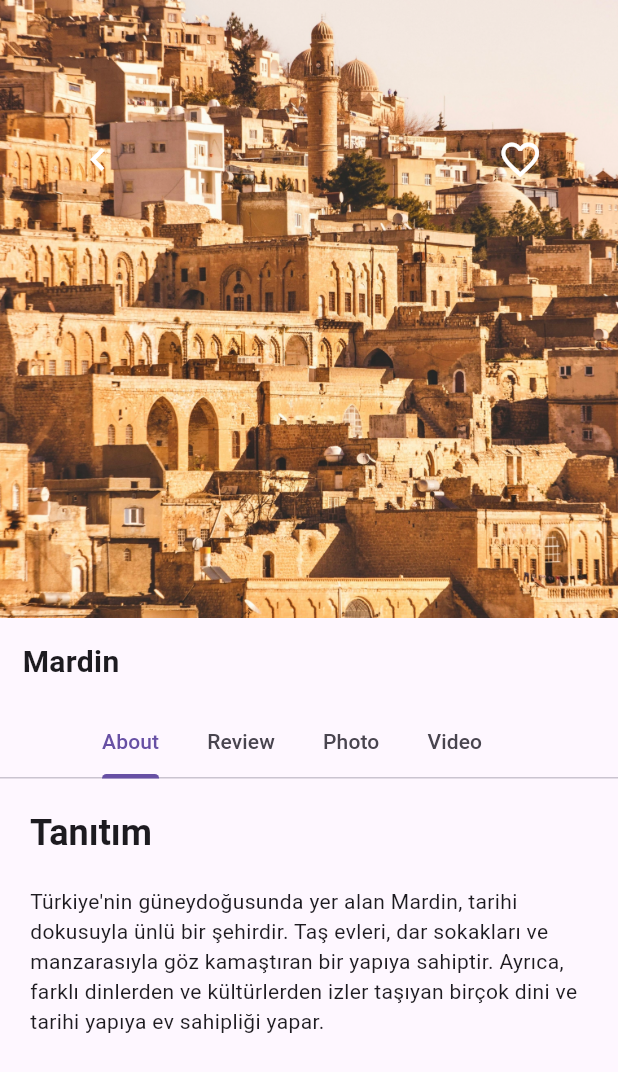
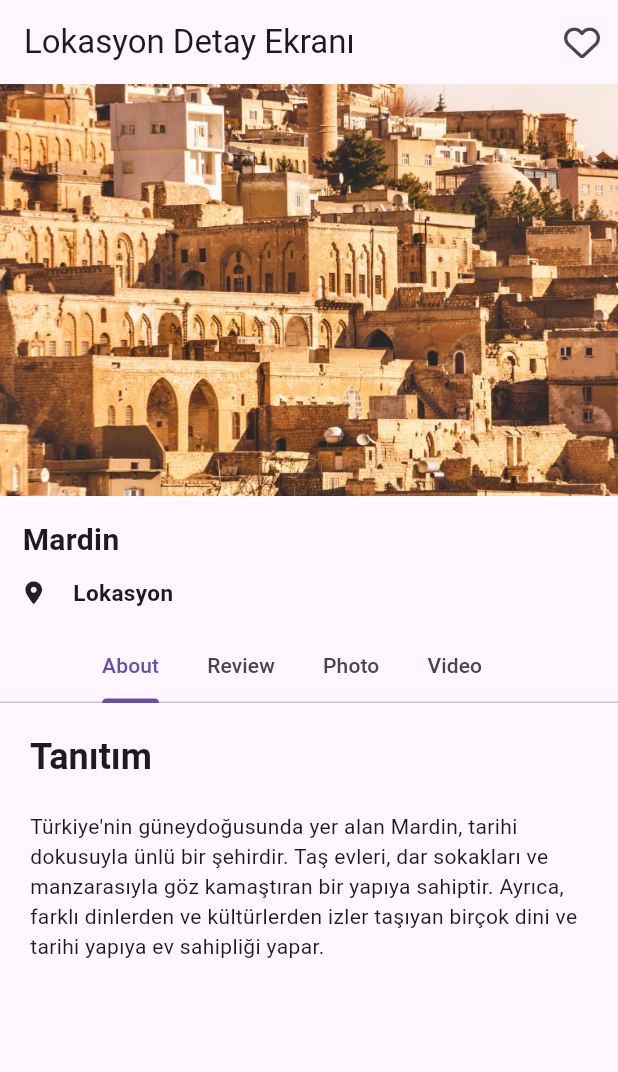
Before and after one commit to oua-fluttter-8/oua_flutter_eight, a Flutter app: the LokasyonScreen screen opened directly, on a phone screen of 412 x 824 dp. Shown: the top 1072 px of the screen. Run offline on Flutter 3.47's test engine with Material 3 defaults, Android fonts, the phone set to English and light mode, and no system bars; our stand-ins replace cloud_firestore, firebase_auth, firebase_core, flutter_bloc, fluttertoast, font_awesome_flutter; accounts and stored records are empty; network calls fail.

Commit message:
location details fix

```diff
--- a/lib/presentation/screens/ayarlar_ekrani/ayarlar_ekrani.dart
+++ b/lib/presentation/screens/ayarlar_ekrani/ayarlar_ekrani.dart
@@ -8,7 +8,6 @@ class AyarlarEkrani extends StatefulWidget {
 }
 
 class _AyarlarEkraniState extends State<AyarlarEkrani> {
-
   final List<ListItem> listItems = [
     ListItem(
       leadingIcon: Icons.notifications_active_outlined,
@@ -39,13 +38,12 @@ class _AyarlarEkraniState extends State<AyarlarEkrani> {
     // ... diğer öğeler için kod ekleyin
   ];
 
-
   @override
   Widget build(BuildContext context) {
     return MaterialApp(
       home: Scaffold(
         appBar: AppBar(
-          title: Text("Ayarlar"),
+          title: const Text("Ayarlar"),
         ),
         body: ListView.builder(
           itemCount: listItems.length,
@@ -65,7 +63,6 @@ class _AyarlarEkraniState extends State<AyarlarEkrani> {
   }
 }
 
-
 class ListItem {
   final IconData leadingIcon;
   final String title;
--- a/lib/presentation/screens/lokasyon/lokasyon_screen.dart
+++ b/lib/presentation/screens/lokasyon/lokasyon_screen.dart
@@ -1,9 +1,5 @@
-import 'package:flutter/cupertino.dart';
 import 'package:flutter/material.dart';
-import 'package:flutter/painting.dart';
-import 'dart:math';
-
-import 'package:flutter/widgets.dart';
+import 'package:font_awesome_flutter/font_awesome_flutter.dart';
 
 class LokasyonScreen extends StatefulWidget {
   const LokasyonScreen({super.key});
@@ -49,13 +45,27 @@ class _LokasyonScreenState extends State<LokasyonScreen>
   @override
   Widget build(BuildContext context) {
     return Scaffold(
+      appBar: AppBar(
+        title: const Text("Lokasyon Detay Ekranı"),
+        actions: [
+          IconButton(
+            onPressed: () {
+              //Favoriye ekleme işlemleri
+            },
+            icon: const Icon(FontAwesomeIcons.heart),
+          ),
+        ],
+      ),
       body: Center(
         child: Column(
           children: [
             // görsel ve ikonların yer aldığı bölüm
             LokasyonDetayEkraniUstKisim(lokasyonListesi: lokasyonListesi),
             //TabBar ve Şehir isminin bulunduğu alt bölüm
-            LokasyonDetayEkraniAltKisim(lokasyonListesi: lokasyonListesi, tabController: _tabController, resimListesi: resimListesi),
+            LokasyonDetayEkraniAltKisim(
+                lokasyonListesi: lokasyonListesi,
+                tabController: _tabController,
+                resimListesi: resimListesi),
           ],
         ),
       ),
@@ -73,56 +83,11 @@ class LokasyonDetayEkraniUstKisim extends StatelessWidget {
 
   @override
   Widget build(BuildContext context) {
-    return Stack(
-      children: [
-        Image.asset(
+    return Image.asset(
       lokasyonListesi[0].image,
       width: MediaQuery.of(context).size.width,
-          height: MediaQuery.of(context).size.height / 2,
+      height: MediaQuery.of(context).size.height / 3,
       fit: BoxFit.cover,
-        ),
-        Positioned(
-          top: MediaQuery.of(context).size.height / 10,
-          right: MediaQuery.of(context).size.width / 10,
-          child: Container(
-            decoration: const BoxDecoration(
-              shape: BoxShape.circle,
-              color: Colors.transparent,
-            ),
-            child: IconButton(
-              onPressed: () {
-                //Favoriye ekleme işlemleri
-              },
-              icon: const Icon(
-                Icons.favorite_outline,
-                size: 30,
-                color: Colors.white,
-              ),
-            ),
-          ),
-        ),
-        Positioned(
-          top: MediaQuery.of(context).size.height / 10,
-          left: MediaQuery.of(context).size.width / 10,
-          child: Container(
-            //color: Colors.grey,
-            decoration: const BoxDecoration(
-              shape: BoxShape.circle,
-              color: Colors.transparent,
-            ),
-            child: IconButton(
-              onPressed: () {
-                // önceki sayfaya geri dönme işlemleri
-              },
-              icon: const Icon(
-                Icons.keyboard_arrow_left,
-                size: 30,
-                color: Colors.white,
-              ),
-            ),
-          ),
-        ),
-      ],
     );
   }
 }
@@ -149,12 +114,39 @@ class LokasyonDetayEkraniAltKisim extends StatelessWidget {
           Container(
             alignment: Alignment.topLeft,
             padding: const EdgeInsets.all(15),
-            child: Text(
+            child: Column(
+              crossAxisAlignment: CrossAxisAlignment.start,
+              children: [
+                Text(
                   lokasyonListesi[0].ad,
                   style: const TextStyle(
                     fontSize: 20,
                     fontWeight: FontWeight.bold,
                   ),
+                ),
+                const SizedBox(
+                  height: 10,
+                ),
+                const Row(
+                  children: [
+                    Icon(
+                      FontAwesomeIcons.locationDot,
+                      size: 15,
+                    ),
+                    Spacer(),
+                    Text(
+                      "Lokasyon",
+                      style: TextStyle(
+                        fontSize: 15,
+                        fontWeight: FontWeight.bold,
+                      ),
+                    ),
+                    Spacer(
+                      flex: 15,
+                    ),
+                  ],
+                ),
+              ],
             ),
           ),
           TabBar(
@@ -194,8 +186,7 @@ class TabBarVideoEkrani extends StatelessWidget {
   Widget build(BuildContext context) {
     return const Center(
       child: Text('Video',
-          style: TextStyle(
-              fontSize: 24, fontWeight: FontWeight.bold)),
+          style: TextStyle(fontSize: 24, fontWeight: FontWeight.bold)),
     );
   }
 }
@@ -237,8 +228,7 @@ class TabBarReviewEkrani extends StatelessWidget {
   Widget build(BuildContext context) {
     return const Center(
       child: Text('Review',
-          style: TextStyle(
-              fontSize: 24, fontWeight: FontWeight.bold)),
+          style: TextStyle(fontSize: 24, fontWeight: FontWeight.bold)),
     );
   }
 }
@@ -259,8 +249,7 @@ class TabBarAboutEkrani extends StatelessWidget {
       crossAxisAlignment: CrossAxisAlignment.start,
       children: [
         Padding(
-          padding: const EdgeInsets.only(
-              left: 20.0, top: 20, bottom: 10),
+          padding: const EdgeInsets.only(left: 20.0, top: 20, bottom: 10),
           child: Text(
             "Tanıtım",
             style: Theme.of(context)
```
Also changed, not shown: lib/presentation/screens/home/home_screen.dart (+36 -4 lines), lib/presentation/screens/onboarding_screen_design/onboarding_screen.dart (+2 -6 lines). Lines whose indentation alone changed are shown as unchanged.
